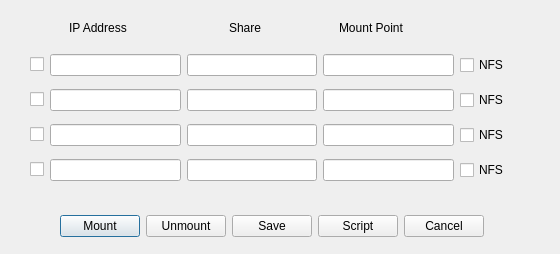
Above: cifsdialog.ui from kbrack1/adbFire before the change. Below: the same form after it.
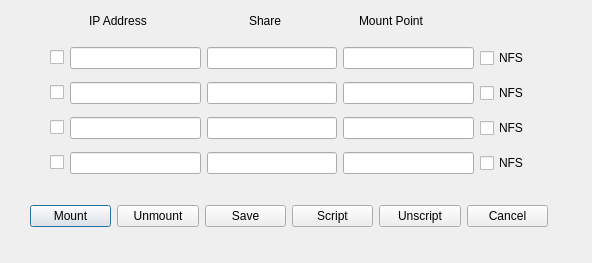
That is the form after the change.

```diff
--- a/cifsdialog.ui
+++ b/cifsdialog.ui
@@ -6,8 +6,8 @@
    <rect>
     <x>0</x>
     <y>0</y>
-    <width>560</width>
-    <height>254</height>
+    <width>592</width>
+    <height>263</height>
    </rect>
   </property>
   <property name="windowTitle">
@@ -16,8 +16,8 @@
   <widget class="QLabel" name="label_3">
    <property name="geometry">
     <rect>
-     <x>229</x>
-     <y>20</y>
+     <x>249</x>
+     <y>13</y>
      <width>36</width>
      <height>16</height>
     </rect>
@@ -29,8 +29,8 @@
   <widget class="QLabel" name="label_2">
    <property name="geometry">
     <rect>
-     <x>69</x>
-     <y>20</y>
+     <x>89</x>
+     <y>13</y>
      <width>67</width>
      <height>16</height>
     </rect>
@@ -42,8 +42,8 @@
   <widget class="QLabel" name="label_4">
    <property name="geometry">
     <rect>
-     <x>339</x>
-     <y>20</y>
+     <x>359</x>
+     <y>13</y>
      <width>76</width>
      <height>16</height>
     </rect>
@@ -55,8 +55,8 @@
   <widget class="QWidget" name="layoutWidget">
    <property name="geometry">
     <rect>
-     <x>30</x>
-     <y>47</y>
+     <x>50</x>
+     <y>40</y>
      <width>479</width>
      <height>144</height>
     </rect>
@@ -196,12 +196,12 @@
     </item>
    </layout>
   </widget>
-  <widget class="QWidget" name="layoutWidget">
+  <widget class="QWidget" name="">
    <property name="geometry">
     <rect>
-     <x>60</x>
-     <y>210</y>
-     <width>424</width>
+     <x>30</x>
+     <y>200</y>
+     <width>518</width>
      <height>32</height>
     </rect>
    </property>
@@ -234,6 +234,16 @@
       </property>
      </widget>
     </item>
+    <item>
+     <widget class="QPushButton" name="unscriptButton">
+      <property name="toolTip">
+       <string>&lt;html&gt;&lt;head/&gt;&lt;body&gt;&lt;p&gt;Delete boot mount shares script&lt;/p&gt;&lt;/body&gt;&lt;/html&gt;</string>
+      </property>
+      <property name="text">
+       <string>Unscript</string>
+      </property>
+     </widget>
+    </item>
     <item>
      <widget class="QPushButton" name="cancelButton">
       <property name="text">
```
Left out of the diff: 28 changed lines with no effect on the pictures.
